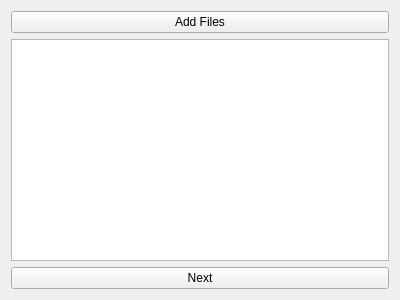
First picture: the form in startwidget.ui, repository LuisHsu/HDRI-Project, before the edit.
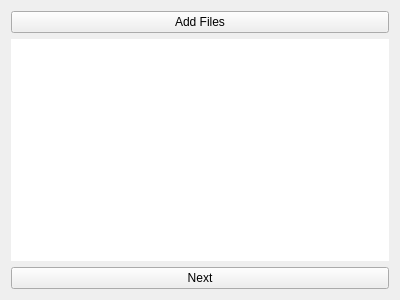
Second picture: the form after the edit.

The edit to the form file:
```diff
--- a/startwidget.ui
+++ b/startwidget.ui
@@ -16,6 +16,9 @@
   <layout class="QGridLayout" name="gridLayout" columnstretch="2,1">
    <item row="1" column="0" colspan="2">
     <widget class="QScrollArea" name="scrollArea">
+     <property name="frameShape">
+      <enum>QFrame::NoFrame</enum>
+     </property>
      <property name="widgetResizable">
       <bool>true</bool>
      </property>
@@ -24,8 +27,8 @@
        <rect>
         <x>0</x>
         <y>0</y>
-        <width>380</width>
-        <height>216</height>
+        <width>382</width>
+        <height>218</height>
        </rect>
       </property>
       <property name="styleSheet">
```
